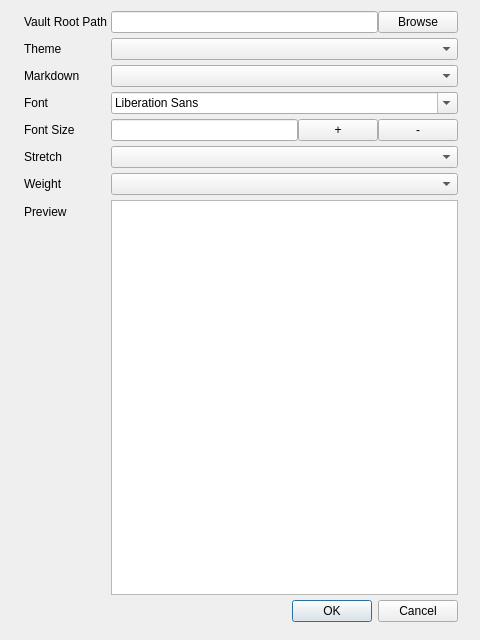
AngryFender/Remini, file settingsdialog.ui: the form before one commit.
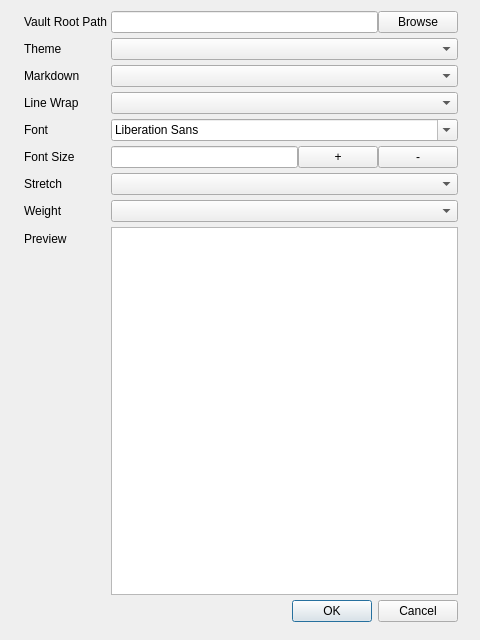
The form after the commit.

Commit message: Github Issue #220: Added Linewrap option in the settings and the registry

What changed in the file:
```diff
--- a/settingsdialog.ui
+++ b/settingsdialog.ui
@@ -65,51 +65,51 @@
      <item row="1" column="1">
       <widget class="QComboBox" name="cmb_theme"/>
      </item>
-     <item row="3" column="0">
+     <item row="4" column="0">
       <widget class="QLabel" name="lbl_font">
        <property name="text">
         <string>Font </string>
        </property>
       </widget>
      </item>
-     <item row="3" column="1">
+     <item row="4" column="1">
       <widget class="QFontComboBox" name="cmb_font"/>
      </item>
-     <item row="4" column="0">
+     <item row="5" column="0">
       <widget class="QLabel" name="lbl_font_size">
        <property name="text">
         <string>Font Size</string>
        </property>
       </widget>
      </item>
-     <item row="5" column="0">
+     <item row="6" column="0">
       <widget class="QLabel" name="lbl_stretch">
        <property name="text">
         <string>Stretch</string>
        </property>
       </widget>
      </item>
-     <item row="5" column="1">
+     <item row="6" column="1">
       <widget class="QComboBox" name="cmb_stretch"/>
      </item>
-     <item row="6" column="0">
+     <item row="7" column="0">
       <widget class="QLabel" name="lbl_weight">
        <property name="text">
         <string>Weight</string>
        </property>
       </widget>
      </item>
-     <item row="6" column="1">
+     <item row="7" column="1">
       <widget class="QComboBox" name="cmb_weight"/>
      </item>
-     <item row="7" column="0">
+     <item row="8" column="0">
       <widget class="QLabel" name="lbl_preview">
        <property name="text">
         <string>Preview</string>
        </property>
       </widget>
      </item>
-     <item row="7" column="1">
+     <item row="8" column="1">
       <widget class="QTextEdit" name="txt_preview">
        <property name="html">
         <string>&lt;!DOCTYPE HTML PUBLIC &quot;-//W3C//DTD HTML 4.0//EN&quot; &quot;http://www.w3.org/TR/REC-html40/strict.dtd&quot;&gt;
@@ -123,7 +123,7 @@
        </property>
       </widget>
      </item>
-     <item row="8" column="1">
+     <item row="9" column="1">
       <widget class="QDialogButtonBox" name="btn_dialog">
        <property name="orientation">
         <enum>Qt::Horizontal</enum>
@@ -133,7 +133,7 @@
        </property>
       </widget>
      </item>
-     <item row="4" column="1">
+     <item row="5" column="1">
       <layout class="QHBoxLayout" name="horizontalLayout_3">
        <item>
         <widget class="QLineEdit" name="ledit_font_size"/>
@@ -154,6 +154,9 @@
        </item>
       </layout>
      </item>
+     <item row="2" column="1">
+      <widget class="QComboBox" name="cmb_mkState"/>
+     </item>
      <item row="2" column="0">
       <widget class="QLabel" name="lbl_markdown">
        <property name="text">
@@ -161,8 +164,15 @@
        </property>
       </widget>
      </item>
-     <item row="2" column="1">
-      <widget class="QComboBox" name="cmb_mkState"/>
+     <item row="3" column="0">
+      <widget class="QLabel" name="lbl_lineWrap">
+       <property name="text">
+        <string>Line Wrap</string>
+       </property>
+      </widget>
+     </item>
+     <item row="3" column="1">
+      <widget class="QComboBox" name="cmb_lineWrap"/>
      </item>
     </layout>
    </item>
```
The commit also changes 1 other file.
